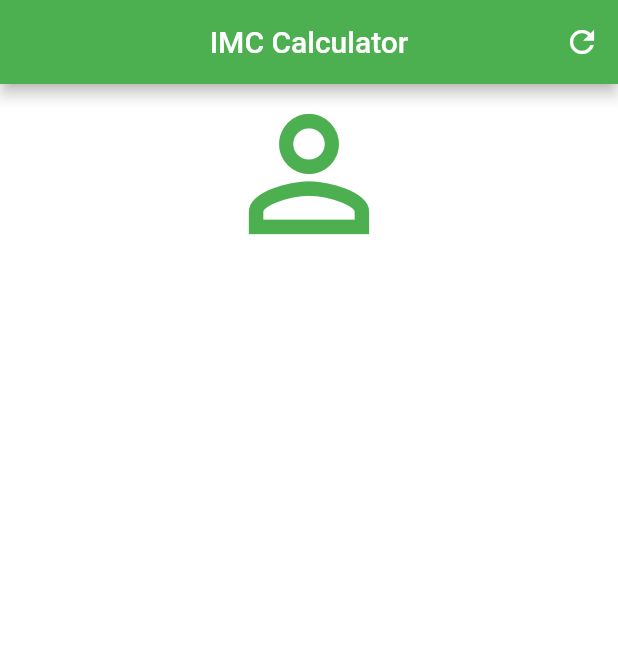
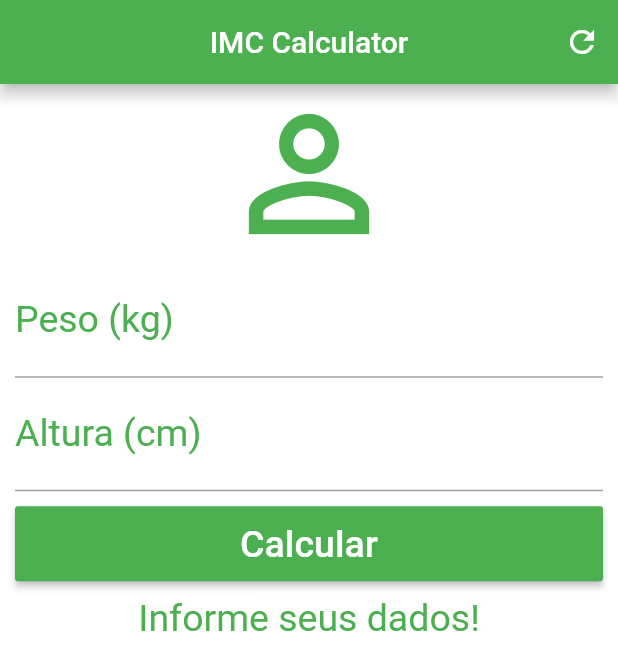
Before and after one commit to brunoafabricio/Course_Flutter_2020, a Flutter app: the screen it shows after launch, on a phone screen of 412 x 824 dp. Shown: the top 670 px of the screen. Run offline on Flutter 3.47's test engine with Material 2 defaults, Android fonts, the phone set to English and light mode, and no system bars.

Commit message:
ending the application #2_IMC_Calculator

```diff
--- a/#2_App_IMC_Calculator/imc_calculator/lib/main.dart
+++ b/#2_App_IMC_Calculator/imc_calculator/lib/main.dart
@@ -12,6 +12,45 @@ class Home extends StatefulWidget {
 }
 
 class _HomeState extends State<Home> {
+  TextEditingController weightController = TextEditingController();
+  TextEditingController heightController = TextEditingController();
+
+  GlobalKey<FormState> _formKey = GlobalKey<FormState>();
+
+  String _infoText = "Informe seus dados!";
+
+  void _resetFields() {
+    weightController.text = "";
+    heightController.text = "";
+    setState(() {
+      _infoText = "Informe seus dados!";
+      _formKey = GlobalKey<FormState>();
+    });
+  }
+
+  void _calculate() {
+    setState(() {
+      double weight = double.parse(weightController.text);
+      double height = double.parse(heightController.text) / 100;
+      double imc = weight / (height * height);
+      print(imc);
+      if (imc < 18.6) {
+        _infoText = "Abaixo do Peso - IMC=(${imc.toStringAsPrecision(3)})";
+      } else if (imc >= 18.6 && imc < 24.9) {
+        _infoText = "Peso Ideal - IMC=(${imc.toStringAsPrecision(3)})";
+      } else if (imc >= 24.9 && imc < 29.9) {
+        _infoText =
+            "Levemente Acima do Peso - IMC=(${imc.toStringAsPrecision(3)})";
+      } else if (imc >= 29.9 && imc < 34.9) {
+        _infoText = "Obesidade Grau I - IMC=(${imc.toStringAsPrecision(3)})";
+      } else if (imc >= 34.9 && imc < 39.9) {
+        _infoText = "Obesidade Grau II - IMC=(${imc.toStringAsPrecision(3)})";
+      } else if (imc >= 40) {
+        _infoText = "Obesidade Grau III - IMC=(${imc.toStringAsPrecision(3)})";
+      }
+    });
+  }
+
   @override
   Widget build(BuildContext context) {
     return Scaffold(
@@ -22,16 +61,69 @@ class _HomeState extends State<Home> {
           actions: <Widget>[
             IconButton(
               icon: Icon(Icons.refresh),
-            onPressed: () {},
+              onPressed: _resetFields,
             )
-        ],
-      ),
+          ]),
       backgroundColor: Colors.white,
-      body: Column(
+      body: SingleChildScrollView(
+        padding: EdgeInsets.fromLTRB(10.0, 0.0, 10.0, 0.0),
+        child: Form(
+            key: _formKey,
+            child: Column(
               crossAxisAlignment: CrossAxisAlignment.stretch,
               children: <Widget>[
-          Icon(Icons.person_outline, size: 120.0, color: Colors.green,)
+                Icon(Icons.person_outline, size: 120.0, color: Colors.green),
+                TextFormField(
+                  keyboardType: TextInputType.number,
+                  decoration: InputDecoration(
+                      labelText: "Peso (kg)",
+                      labelStyle: TextStyle(color: Colors.green)),
+                  textAlign: TextAlign.center,
+                  style: TextStyle(color: Colors.green, fontSize: 25.0),
+                  controller: weightController,
+                  validator: (value) {
+                    if (value.isEmpty) {
+                      return "Insira seu peso!";
+                    }
+                  },
+                ),
+                TextFormField(
+                  keyboardType: TextInputType.number,
+                  decoration: InputDecoration(
+                      labelText: "Altura (cm)",
+                      labelStyle: TextStyle(color: Colors.green)),
+                  textAlign: TextAlign.center,
+                  style: TextStyle(color: Colors.green, fontSize: 25.0),
+                  controller: heightController,
+                  validator: (value) {
+                    if (value.isEmpty) {
+                      return "Insira sua altura!!";
+                    }
+                  },
+                ),
+                Padding(
+                  padding: EdgeInsets.only(top: 10.0, bottom: 10.0),
+                  child: Container(
+                      height: 50.0,
+                      child: RaisedButton(
+                        onPressed: () {
+                          if (_formKey.currentState.validate()) {
+                            _calculate();
+                          }
+                        },
+                        child: Text("Calcular",
+                            style:
+                                TextStyle(color: Colors.white, fontSize: 25.0)),
+                        color: Colors.green,
+                      )),
+                ),
+                Text(
+                  _infoText,
+                  textAlign: TextAlign.center,
+                  style: TextStyle(color: Colors.green, fontSize: 25.0),
+                ),
               ],
+            )),
       ),
     );
   }
```
Lines whose indentation alone changed are shown as unchanged.
